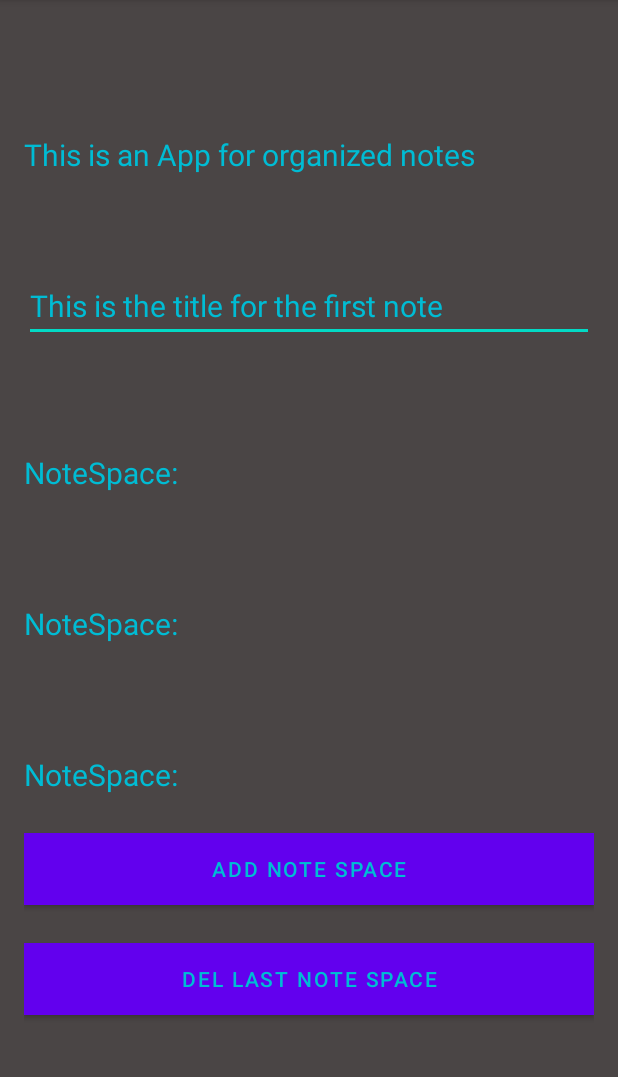
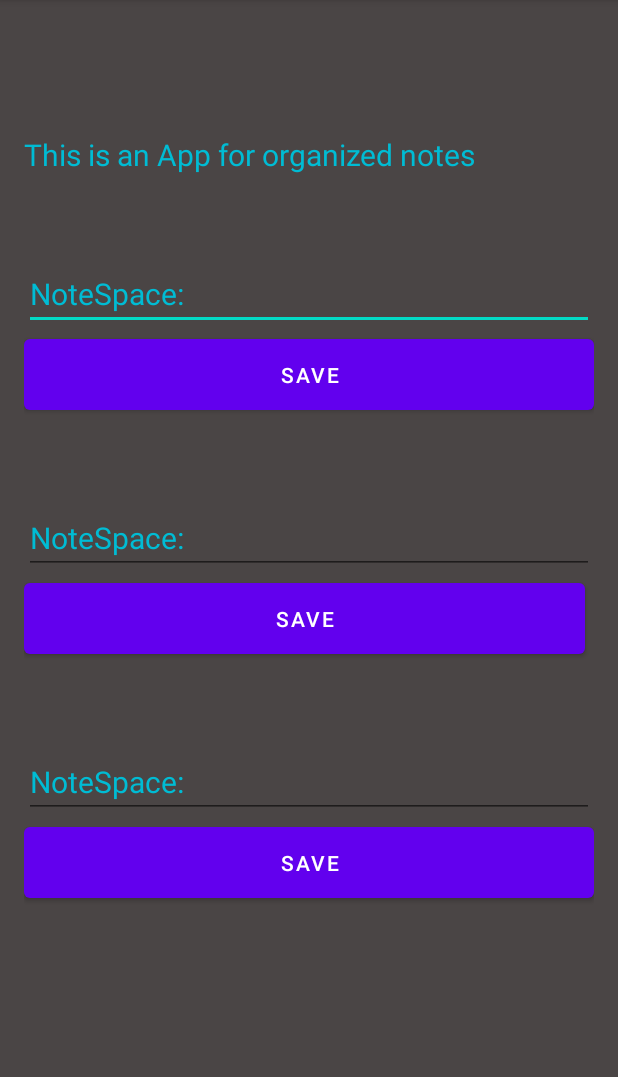
Before and after one commit to AlexanderStubMichelsen/Android-Java-Note-App, an Android app: the screen it shows after launch (MainActivity), on a phone screen of 412 x 824 dp, the part 84-1161 px from its top. Run offline under Robolectric (Android 15) with nearby library versions, the phone set to English and light mode, and no system bars.

Commit message:
Long press and double tap dunctionality tested but needs implementation

```diff
--- a/app/build.gradle
+++ b/app/build.gradle
@@ -4,12 +4,12 @@ plugins {
 
 android {
     namespace 'dk.komputerkomputer.helloworld'
-    compileSdk 32
+    compileSdk 33
 
     defaultConfig {
         applicationId "dk.komputerkomputer.helloworld"
         minSdk 23
-        targetSdk 32
+        targetSdk 33
         versionCode 1
         versionName "1.0"
 
--- a/app/src/main/java/dk/komputerkomputer/helloworld/first_layer/MainActivity.java
+++ b/app/src/main/java/dk/komputerkomputer/helloworld/first_layer/MainActivity.java
@@ -1,13 +1,17 @@
 package dk.komputerkomputer.helloworld.first_layer;
 
+import androidx.annotation.NonNull;
 import androidx.appcompat.app.AppCompatActivity;
 
 import android.content.Context;
 import android.content.Intent;
 import android.os.Bundle;
+import android.view.GestureDetector;
+import android.view.MotionEvent;
 import android.view.View;
 import android.widget.EditText;
 import android.widget.TextView;
+import android.widget.Toast;
 
 import java.io.BufferedReader;
 import java.io.FileOutputStream;
@@ -29,81 +33,87 @@ public class MainActivity extends AppCompatActivity {
         setContentView(R.layout.activity_main);
         //TODO:: complete this
 
-        load();
-        load2();
-        load3();
+
+        try {
+            save("NoteSpace: ");
+        } catch (Exception e) {
+            e.printStackTrace();
+        }
+        try {
+            save2("NoteSpace: ");
+        } catch (Exception e) {
+            e.printStackTrace();
+        }
+        try {
+            save3("NoteSpace: ");
+        } catch (Exception e) {
+            e.printStackTrace();
+        }
+        try {
+            load();
+        } catch (Exception e) {
+            e.printStackTrace();
+        }
+        try {
+            load2();
+        } catch (Exception e) {
+            e.printStackTrace();
+        }
+        try {
+            load3();
+        } catch (Exception e) {
+            e.printStackTrace();
+        }
+
+        EditText editText = findViewById(R.id.textViewVmTwo);
+
+        editText.setOnTouchListener(new View.OnTouchListener() {
+            GestureDetector gestureDetector = new GestureDetector(getApplicationContext(), new GestureDetector.SimpleOnGestureListener() {
+
+                @Override
+                public void onLongPress(@NonNull MotionEvent e) {
+                    Toast.makeText(getApplicationContext(), "Long Press", Toast.LENGTH_SHORT).show();
+                    super.onLongPress(e);
+                }
+
+                @Override
+                public boolean onDoubleTap(@NonNull MotionEvent e) {
+                    Toast.makeText(getApplicationContext(), "Double Tap", Toast.LENGTH_SHORT).show();
+                    return super.onDoubleTap(e);
+                }
+            });
+
+            @Override
+            public boolean onTouch(View v, MotionEvent event) {
+                gestureDetector.onTouchEvent(event);
+                return false;
+            }
+        });
     }
 
-    Note note = new Note();
-    ArrayList<String> tempNotes = new ArrayList<>();
 
     public void onBtnClick(View view) {
-        TextView txtViewDm = findViewById(R.id.textViewDmTwo);
-        TextView txtViewVm = findViewById(R.id.textViewVmTwo);
-        TextView txtViewWm = findViewById(R.id.textViewWmTwo);
+        EditText edtViewTxt = findViewById(R.id.textViewDmTwo);
 
-        EditText edtTxt = findViewById(R.id.edtEmTwo);
-        //        edtTxt.getText().clear();
-        try {
-            String stringNote = edtTxt.getText().toString();
-            tempNotes.add(stringNote);
-            note.setNotes(tempNotes);
-        } catch (Exception e) {
-            e.printStackTrace();
-        }if(load() != null) {
-        try {
-            txtViewDm.setText(note.getNotes().get(0));
-            save("OneOne", note.getNotes().get(0));
-        } catch (Exception e) {
-            e.printStackTrace();
-        }}else if(load2() != null) {
-        try {
-            txtViewVm.setText(note.getNotes().get(1));
-            save("OneTwo", note.getNotes().get(1));
-        } catch (Exception e) {
-            e.printStackTrace();
-        }}else if(txtViewWm != null) {
-        try {
-            txtViewWm.setText(note.getNotes().get(2));
-            save("OneThree", note.getNotes().get(2));
-        } catch (Exception e) {
-            e.printStackTrace();
-        }}
-//        refreshNotesCount();
+        save(edtViewTxt.getText().toString());
+
+    }
+
+    public void onBtnClick2(View view) {
+        EditText edtViewTxt = findViewById(R.id.textViewVmTwo);
+
+        save2(edtViewTxt.toString());
+
+    }
+
+    public void onBtnClick3(View view) {
+        EditText edtViewTxt = findViewById(R.id.textViewWmTwo);
+
+        save3(edtViewTxt.toString());
+
     }
 
     //TODO Make Interface
-
-    public void deleteLastNote(View view) {
-        TextView txtViewDm = findViewById(R.id.textViewDmTwo);
-        TextView txtViewVm = findViewById(R.id.textViewVmTwo);
-        TextView txtViewWm = findViewById(R.id.textViewWmTwo);
-
-        //TODO CONSIDER SWITCH CASE --
-
-        tempNotes = note.getNotes();
-
-        if (tempNotes.size() == 1) {
-            tempNotes.remove(tempNotes.size() - 1);
-            note.setNotes(tempNotes);
-            txtViewDm.setText("");
-//            delete(1);
-        }
-        if (tempNotes.size() == 2) {
-            tempNotes.remove(tempNotes.size() - 1);
-            note.setNotes(tempNotes);
-            txtViewVm.setText("");
-//            delete(2);
-
-        }
-        if (tempNotes.size() == 3) {
-            tempNotes.remove(tempNotes.size() - 1);
-            note.setNotes(tempNotes);
-            txtViewWm.setText("");
-//            delete(3);
-        }
-//        refreshNotesCount();
-    }
 
     //TODO WRITE METHOD REFRESH
 
@@ -122,124 +132,41 @@ public class MainActivity extends AppCompatActivity {
         startActivity(secondActivityIntent);
     }
 
-    public void refreshNotesCount() {
-        TextView txtViewDm = findViewById(R.id.textViewDmTwo);
-        TextView txtViewVm = findViewById(R.id.textViewDmTwo);
-        TextView txtViewWm = findViewById(R.id.textViewWmTwo);
-
-        TextView txtViewEm = findViewById(R.id.textViewEmTwo);
-//        String StandardMessage = "You have a total of " + note.getNotes().size() + " Notes";
-        String fuckYouSon = "Second note space with " + note.getNotes().size() + " notes";
-        txtViewEm.setText(fuckYouSon);
-
-        try {
-            txtViewDm.setText(note.getNotes().get(0));
-//            save();
-        } catch (Exception e) {
-            e.printStackTrace();
-        }
-        try {
-            txtViewVm.setText(note.getNotes().get(1));
-//            save();
-        } catch (Exception e) {
-            e.printStackTrace();
-        }
-        try {
-            txtViewWm.setText(note.getNotes().get(2));
-//            save();
-        } catch (Exception e) {
-            e.printStackTrace();
-        }
-    }
-
- /*   public String fileName() {
-        String fileName = "Note-Layer-One-Space-.txt";
-        return fileName;*/
-
-    /*public void save() {
-        String noteArray = note.getNotes().toString();
-        FileOutputStream fos = null;
-
-        try {
-            fos = openFileOutput(fileName(), MODE_PRIVATE);
-            fos.write(noteArray.getBytes());
-
-            Toast.makeText(this, "saved to " + getFilesDir() + "/" + fileName(), Toast.LENGTH_LONG).show();
-        } catch (FileNotFoundException e) {
-            e.printStackTrace();
-        } catch (IOException e) {
-            e.printStackTrace();
-        } finally {
-            if (fos != null) {
-                try {
-                    fos.close();
-                } catch (IOException e) {
-                    e.printStackTrace();
-                }
-            }
-        }
-    }
-
-    *//*public void delete(int i) {
-        String path = getFilesDir().getAbsolutePath() + "/" + fileName();
-        File file = new File(path);
-        file.delete();
-        Toast.makeText(this, "deleted " + getFilesDir() + "/" + fileName(), Toast.LENGTH_LONG).show();
-        refreshNotesCount();
-    }*//*
-
-    public void load() throws IOException {
-        TextView txtViewDm = findViewById(R.id.textViewDmTwo);
-        TextView txtViewVm = findViewById(R.id.textViewDmTwo);
-        TextView txtViewWm = findViewById(R.id.textViewWmTwo);
-
-        EditText edtTxt = findViewById(R.id.edtEmTwo);
-        //        edtTxt.getText().clear();
-
-        FileInputStream fis;
-
-            fis = openFileInput(fileName());
-            InputStreamReader isr = new InputStreamReader(fis);
-            BufferedReader br = new BufferedReader(isr);
-            ArrayList<String> arr = new ArrayList();
-            String text;
-
-            while ((text = br.readLine()) != null) {
-                arr.add(text);
-                note.setNotes(arr);
-                fis.close();
-            try {
-                txtViewDm.setText(note.getNotes().get(0) + "This was 4 real the right thought");
-            } catch (Exception e) {
-                e.printStackTrace();
-            }
-            try {
-                txtViewVm.setText(note.getNotes().get(1));
-            } catch (Exception e) {
-                e.printStackTrace();
-            }
-            try {
-                txtViewWm.setText(note.getNotes().get(2));
-            } catch (Exception e) {
-                e.printStackTrace();
-            }
-            refreshNotesCount();
-        }
-    }*/
-
-    public void save(String place, String s) {
+    public void save(String s) {
            try {
-            FileOutputStream fos = openFileOutput("MainActivity" + place, Context.MODE_PRIVATE);
+            FileOutputStream fos = openFileOutput("MainActivityOneOne", Context.MODE_PRIVATE);
             fos.write(s.getBytes());
             fos.close();
         } catch (Exception e) {
             e.printStackTrace();
         }
+           load();
     }
 
-    public String load() {
-        TextView txtViewDm = findViewById(R.id.textViewDmTwo);
-//        EditText edtEmTwo = findViewById(R.id.edtEmTwo);
+    public void save2(String s) {
+        try {
+            FileOutputStream fos = openFileOutput("MainActivityOneTwo", Context.MODE_PRIVATE);
+            fos.write(s.getBytes());
+            fos.close();
+        } catch (Exception e) {
+            e.printStackTrace();
+        }
+        load2();
+    }
+
+    public void save3(String s) {
+        try {
+            FileOutputStream fos = openFileOutput("MainActivityOneThree", Context.MODE_PRIVATE);
+            fos.write(s.getBytes());
+            fos.close();
+        } catch (Exception e) {
+            e.printStackTrace();
+        }
+        load3();
+    }
+
+    public void load() {
+        EditText edtEmTwo = findViewById(R.id.textViewDmTwo);
         StringBuffer stringBuffer = null;
         try {
             BufferedReader inputReader = new BufferedReader(new InputStreamReader(
@@ -247,18 +174,16 @@ public class MainActivity extends AppCompatActivity {
             String inputString;
             stringBuffer = new StringBuffer();
             while ((inputString = inputReader.readLine()) != null) {
-                stringBuffer.append(inputString + "\n");
+                stringBuffer.append(inputString);
             }
-            txtViewDm.setText(stringBuffer.toString());
+            edtEmTwo.setText(stringBuffer.toString());
         } catch (IOException e) {
             e.printStackTrace();
         }
-        return stringBuffer.toString();
     }
 
-    public String load2() {
-        TextView txtViewVm = findViewById(R.id.textViewDmTwo);
-//        EditText edtEmTwo = findViewById(R.id.edtEmTwo);
+    public void load2() {
+        EditText edtEmTwo = findViewById(R.id.textViewVmTwo);
         StringBuffer stringBuffer = null;
         try {
             BufferedReader inputReader = new BufferedReader(new InputStreamReader(
@@ -266,18 +191,16 @@ public class MainActivity extends AppCompatActivity {
             String inputString;
             stringBuffer = new StringBuffer();
             while ((inputString = inputReader.readLine()) != null) {
-                stringBuffer.append(inputString + "\n");
+                stringBuffer.append(inputString);
             }
-            txtViewVm.setText(stringBuffer.toString());
+            edtEmTwo.setText(stringBuffer.toString());
         } catch (IOException e) {
             e.printStackTrace();
         }
-        return stringBuffer.toString();
     }
 
-    public String load3() {
-        TextView txtViewWm = findViewById(R.id.textViewWmTwo);
-//        EditText edtEmTwo = findViewById(R.id.edtEmTwo);
+    public void load3() {
+        EditText edtEmTwo = findViewById(R.id.textViewWmTwo);
         StringBuffer stringBuffer = null;
         try {
             BufferedReader inputReader = new BufferedReader(new InputStreamReader(
@@ -285,12 +208,11 @@ public class MainActivity extends AppCompatActivity {
             String inputString;
             stringBuffer = new StringBuffer();
             while ((inputString = inputReader.readLine()) != null) {
-                stringBuffer.append(inputString + "\n");
+                stringBuffer.append(inputString);
             }
-            txtViewWm.setText(stringBuffer.toString());
+            edtEmTwo.setText(stringBuffer.toString());
         } catch (IOException e) {
             e.printStackTrace();
         }
-        return stringBuffer.toString();
     }
 }
--- a/app/src/main/res/layout/activity_main.xml
+++ b/app/src/main/res/layout/activity_main.xml
@@ -20,72 +20,57 @@
         android:textColorHint="#00BCD4"
         android:textSize="20dp" />
 
+    //Longpress
     <EditText
-        android:id="@+id/edtEmTwo"
+        android:id="@+id/textViewDmTwo"
+        android:maxLength="20"
         android:layout_width="match_parent"
         android:layout_height="wrap_content"
-        android:hint="This is the title for the first note"
-        android:paddingTop="73dp"
-        android:textColor="#00BCD4"
-        android:textColorHint="#00BCD4"
-        android:textSize="20dp" />
-    <!--//Longpress-->
-    <TextView
-        android:id="@+id/textViewDmTwo"
-        android:layout_width="match_parent"
-        android:layout_height="wrap_content"
-        android:hint="NoteSpace: "
-        android:onClick="enterNoteCollectionSpace"
-        android:paddingTop="73dp"
-        android:textColor="#00BCD4"
-        android:textColorHint="#00BCD4"
-        android:textSize="20dp" />
-
-    <TextView
-        android:id="@+id/textViewVmTwo"
-        android:layout_width="match_parent"
-        android:layout_height="wrap_content"
-        android:hint="NoteSpace: "
-        android:onClick="enterNoteCollectionSpaceTwo"
-        android:paddingTop="73dp"
-        android:textColor="#00BCD4"
-        android:textColorHint="#00BCD4"
-        android:textSize="20dp" />
-
-    <TextView
-        android:id="@+id/textViewWmTwo"
-        android:layout_width="match_parent"
-        android:layout_height="wrap_content"
-        android:hint="NoteSpace: "
-        android:onClick="enterNoteCollectionSpaceThree"
-        android:paddingTop="73dp"
+        android:paddingTop="65dp"
         android:textColor="#00BCD4"
         android:textColorHint="#00BCD4"
         android:textSize="20dp" />
 
     <Button
+        android:id="@+id/button4"
+        android:layout_width="match_parent"
+        android:layout_height="59dp"
+        android:onClick="onBtnClick"
+        android:text="SAVE" />
+
+    <EditText
+        android:id="@+id/textViewVmTwo"
+        android:maxLength="20"
         android:layout_width="match_parent"
         android:layout_height="wrap_content"
-        android:layout_marginTop="25dp"
-        android:background="#8E5858"
-        android:backgroundTint="#8C3838"
-        android:hint="ADD NOTE SPACE"
-        android:onClick="onBtnClick"
+        android:paddingTop="65dp"
+        android:textColor="#00BCD4"
         android:textColorHint="#00BCD4"
-        app:strokeColor="#7E2A2A" />
-
+        android:textSize="20dp" />
 
     <Button
+        android:id="@+id/button3"
+        android:layout_width="374dp"
+        android:layout_height="59dp"
+        android:onClick="onBtnClick2"
+        android:text="SAVE" />
+
+    <EditText
+        android:id="@+id/textViewWmTwo"
+        android:maxLength="20"
         android:layout_width="match_parent"
         android:layout_height="wrap_content"
-        android:layout_marginTop="25dp"
-        android:background="#8E5858"
-        android:backgroundTint="#8C3838"
-        android:hint="DEL LAST NOTE SPACE"
-        android:onClick="deleteLastNote"
+        android:paddingTop="65dp"
+        android:textColor="#00BCD4"
         android:textColorHint="#00BCD4"
-        app:strokeColor="#7E2A2A" />/>
+        android:textSize="20dp" />
 
+    <Button
+        android:id="@+id/button5"
+        android:layout_width="match_parent"
+        android:layout_height="59dp"
+        android:onClick="onBtnClick3"
+        android:text="SAVE" />
 
     <LinearLayout
         android:layout_width="match_parent"
```
